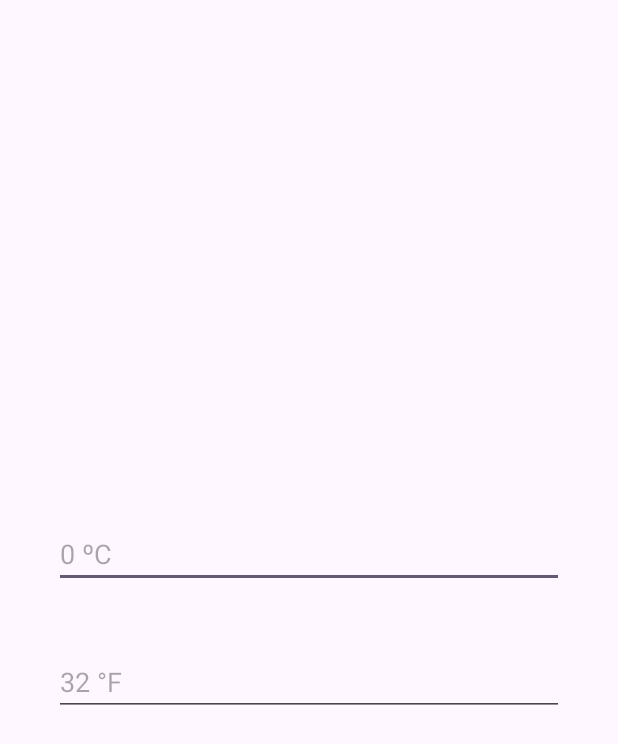
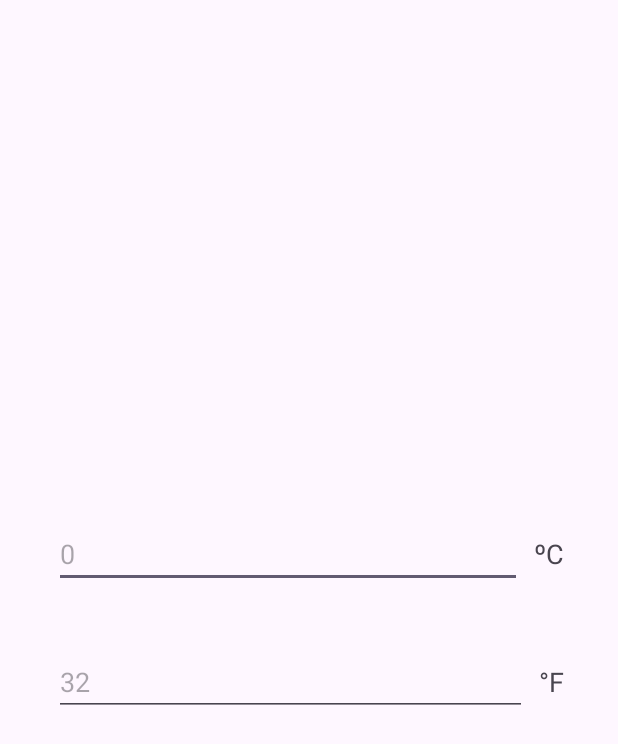
Before and after one commit to vitaoh/android-apps, an Android app: the screen it shows after launch (MainActivity), on a phone screen of 412 x 824 dp. Shown: the top 744 px of the screen. Run offline under Robolectric (Android 15) with nearby library versions, the phone set to English and light mode, and no system bars.

Commit message:
app3 finish

```diff
--- a/App3/app/src/main/res/layout/activity_main.xml
+++ b/App3/app/src/main/res/layout/activity_main.xml
@@ -5,18 +5,51 @@ android:layout_height="match_parent"
     android:orientation="vertical"
     android:gravity="center"
     android:padding="16dp">
+
+    <LinearLayout
+        android:layout_width="match_parent"
+        android:layout_height="wrap_content"
+        android:orientation="horizontal"
+        android:layout_margin="20dp"
+        android:gravity="center_vertical">
+
         <EditText
             android:id="@+id/etC"
+            android:layout_width="0dp"
+            android:layout_weight="1"
+            android:layout_height="wrap_content"
+            android:inputType="number"
+            android:hint="0"/>
+
+        <TextView
+            android:layout_width="wrap_content"
+            android:layout_height="wrap_content"
+            android:text="ºC"
+            android:textSize="18sp"
+            android:paddingStart="8dp"/>
+    </LinearLayout>
+
+    <LinearLayout
         android:layout_width="match_parent"
         android:layout_height="wrap_content"
-    android:inputType="number"
-    android:hint="0 ºC"
-    android:layout_margin="20dp"/>
+        android:orientation="horizontal"
+        android:layout_margin="20dp"
+        android:gravity="center_vertical">
+
         <EditText
             android:id="@+id/etF"
-    android:layout_width="match_parent"
+            android:layout_width="0dp"
+            android:layout_weight="1"
             android:layout_height="wrap_content"
             android:inputType="number"
-    android:hint="32 °F"
-    android:layout_margin="20dp"/>
+            android:hint="32"/>
+
+        <TextView
+            android:layout_width="wrap_content"
+            android:layout_height="wrap_content"
+            android:text="°F"
+            android:textSize="18sp"
+            android:paddingStart="8dp"/>
     </LinearLayout>
+
+</LinearLayout>
```
Also changed, not shown: App3/app/src/main/java/com/example/app3/MainActivity.kt (+48 -0 lines). Lines whose indentation alone changed are shown as unchanged.
